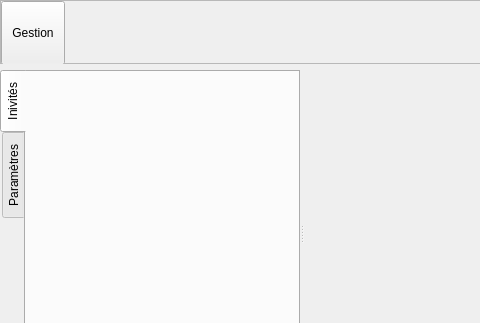
Qt form client/src/widgets/InSessionWidget.ui (introlab/openteraplus) before a commit; both pictures show x 0 to 480 and y 0 to 323 of the 1122 by 426 pixel window.
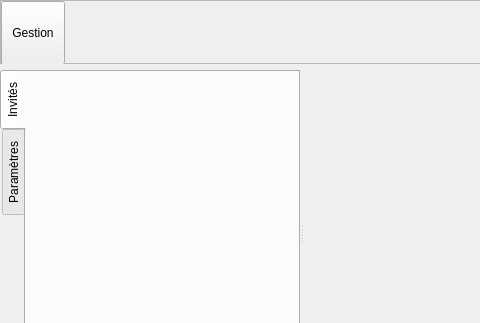
The same form after that commit. Icons and pictures are not drawn. Custom widgets are drawn as their Qt base class.

Diff of the .ui file:
```diff
--- a/client/src/widgets/InSessionWidget.ui
+++ b/client/src/widgets/InSessionWidget.ui
@@ -210,13 +210,19 @@
       <property name="currentIndex">
        <number>0</number>
       </property>
+      <property name="iconSize">
+       <size>
+        <width>20</width>
+        <height>20</height>
+       </size>
+      </property>
       <widget class="QWidget" name="tabParticipants">
        <attribute name="icon">
         <iconset resource="../../resources/TeraClient.qrc">
          <normaloff>:/icons/patient.png</normaloff>:/icons/patient.png</iconset>
        </attribute>
        <attribute name="title">
-        <string>Inivités</string>
+        <string>Invités</string>
        </attribute>
        <layout class="QVBoxLayout" name="verticalLayout_2">
         <property name="leftMargin">
```
